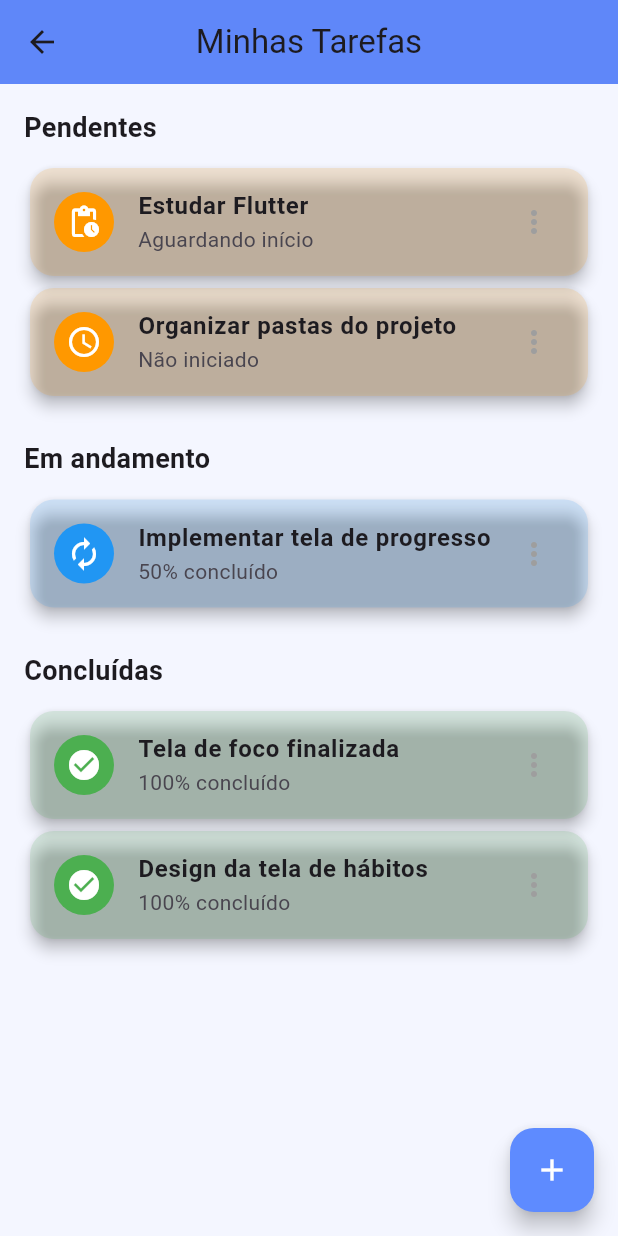
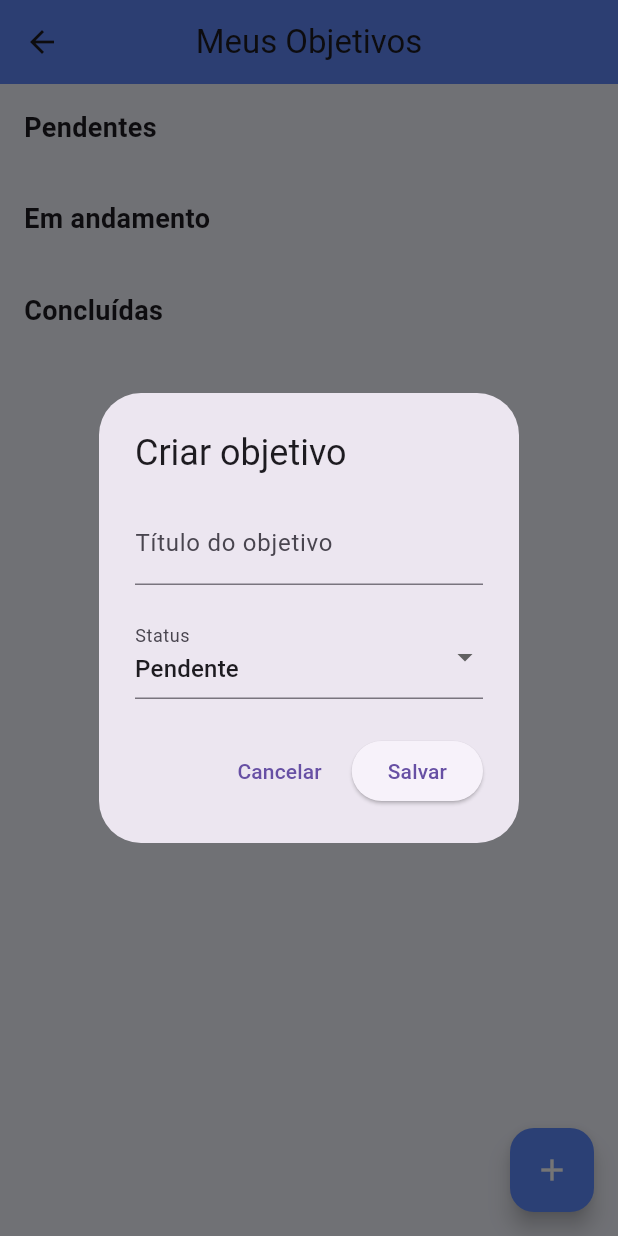
Before and after one commit to Felipinho1806/Trabalho-Mobile, a Flutter app: the TasksHome screen opened directly, after a tap on the "add" icon, on a phone screen of 412 x 824 dp. Run offline on Flutter 3.47's test engine with Material 3 defaults, Android fonts, the phone set to English and light mode, and no system bars; our stand-ins replace animate_do, google_fonts, percent_indicator, shelf, smooth_page_indicator; missing offline and left inert: dotenv, postgres, shelf_cors_headers, shelf_router.

Commit message:
adicionando tarefas longas

```diff
--- a/lib/modules/task/task_home.dart
+++ b/lib/modules/task/task_home.dart
@@ -10,6 +10,9 @@ class TasksHome extends StatefulWidget {
 class _TasksHomeState extends State<TasksHome> with TickerProviderStateMixin {
   late AnimationController _controller;
   late Animation<double> _animation;
+
+  // Lista das tarefas
+  final List<Map<String, dynamic>> tasks = [];
 
   @override
   void initState() {
@@ -30,7 +33,23 @@ class _TasksHomeState extends State<TasksHome> with TickerProviderStateMixin {
     super.dispose();
   }
 
-  Widget _buildTaskCard(String title, String status, Color color, IconData icon) {
+  void _addTask(String title, String status) {
+    setState(() {
+      tasks.add({
+        "title": title,
+        "status": status,
+      });
+    });
+  }
+
+  // Card de tarefa (AGORA COM MUDANÇA DE STATUS)
+  Widget _buildTaskCard(
+    String title,
+    String status,
+    Color color,
+    IconData icon,
+    Function(String) statusCallback,
+  ) {
     return FadeTransition(
       opacity: _animation,
       child: ScaleTransition(
@@ -48,19 +67,81 @@ class _TasksHomeState extends State<TasksHome> with TickerProviderStateMixin {
             ),
             title: Text(title, style: const TextStyle(fontWeight: FontWeight.bold)),
             subtitle: Text(status),
-            trailing: const Icon(Icons.more_vert, color: Colors.grey),
+            trailing: PopupMenuButton<String>(
+              onSelected: (newStatus) => statusCallback(newStatus),
+              itemBuilder: (context) => const [
+                PopupMenuItem(value: "Pendente", child: Text("Mover para Pendentes")),
+                PopupMenuItem(value: "Em andamento", child: Text("Mover para Em Andamento")),
+                PopupMenuItem(value: "Concluída", child: Text("Mover para Concluída")),
+              ],
+            ),
           ),
         ),
       ),
     );
   }
 
+  // Modal para criar tarefa
+  void _showAddTaskDialog() {
+    final TextEditingController titleController = TextEditingController();
+    String selectedStatus = "Pendente";
+
+    showDialog(
+      context: context,
+      builder: (context) {
+        return AlertDialog(
+          title: const Text("Criar objetivo"),
+          content: Column(
+            mainAxisSize: MainAxisSize.min,
+            children: [
+              TextField(
+                controller: titleController,
+                decoration: const InputDecoration(labelText: "Título do objetivo"),
+              ),
+              const SizedBox(height: 20),
+              DropdownButtonFormField<String>(
+                value: selectedStatus,
+                decoration: const InputDecoration(labelText: "Status"),
+                items: const [
+                  DropdownMenuItem(value: "Pendente", child: Text("Pendente")),
+                  DropdownMenuItem(value: "Em andamento", child: Text("Em andamento")),
+                  DropdownMenuItem(value: "Concluída", child: Text("Concluída")),
+                ],
+                onChanged: (value) => selectedStatus = value!,
+              ),
+            ],
+          ),
+          actions: [
+            TextButton(
+              onPressed: () => Navigator.pop(context),
+              child: const Text("Cancelar"),
+            ),
+            ElevatedButton(
+              onPressed: () {
+                if (titleController.text.isNotEmpty) {
+                  _addTask(titleController.text, selectedStatus);
+                  Navigator.pop(context);
+                }
+              },
+              child: const Text("Salvar"),
+            ),
+          ],
+        );
+      },
+    );
+  }
+
   @override
   Widget build(BuildContext context) {
+    // Filtra categorias
+    final pendentes = tasks.where((t) => t["status"] == "Pendente").toList();
+    final andamento = tasks.where((t) => t["status"] == "Em andamento").toList();
+    final concluidas = tasks.where((t) => t["status"] == "Concluída").toList();
+
     return Scaffold(
       backgroundColor: const Color(0xFFF4F6FF),
       appBar: AppBar(
-        title: const Text("Minhas Tarefas"),
+        title: const Text("Meus Objetivos"),
         backgroundColor: const Color(0xFF5E8BFF),
         centerTitle: true,
         elevation: 2,
@@ -71,41 +152,73 @@ class _TasksHomeState extends State<TasksHome> with TickerProviderStateMixin {
           padding: const EdgeInsets.all(16.0),
           child: ListView(
             children: [
-              const Text(
-                "Pendentes",
-                style: TextStyle(fontSize: 18, fontWeight: FontWeight.bold),
-              ),
+              // ------------------------
+              // PENDENTES
+              // ------------------------
+              const Text("Pendentes", style: TextStyle(fontSize: 18, fontWeight: FontWeight.bold)),
               const SizedBox(height: 10),
-              _buildTaskCard("Estudar Flutter", "Aguardando início", Colors.orange, Icons.pending_actions),
-              _buildTaskCard("Organizar pastas do projeto", "Não iniciado", Colors.orange, Icons.watch_later_outlined),
+
+              ...pendentes.map((t) => _buildTaskCard(
+                    t["title"],
+                    t["status"],
+                    Colors.orange,
+                    Icons.pending_actions,
+                    (newStatus) {
+                      setState(() {
+                        t["status"] = newStatus;
+                      });
+                    },
+                  )),
 
               const SizedBox(height: 25),
-              const Text(
-                "Em andamento",
-                style: TextStyle(fontSize: 18, fontWeight: FontWeight.bold),
-              ),
+
+              // ------------------------
+              // EM ANDAMENTO
+              // ------------------------
+              const Text("Em andamento", style: TextStyle(fontSize: 18, fontWeight: FontWeight.bold)),
               const SizedBox(height: 10),
-              _buildTaskCard("Implementar tela de progresso", "50% concluído", Colors.blue, Icons.autorenew),
+
+              ...andamento.map((t) => _buildTaskCard(
+                    t["title"],
+                    t["status"],
+                    Colors.blue,
+                    Icons.autorenew,
+                    (newStatus) {
+                      setState(() {
+                        t["status"] = newStatus;
+                      });
+                    },
+                  )),
 
               const SizedBox(height: 25),
-              const Text(
-                "Concluídas",
-                style: TextStyle(fontSize: 18, fontWeight: FontWeight.bold),
-              ),
+
+              // ------------------------
+              // CONCLUÍDAS
+              // ------------------------
+              const Text("Concluídas", style: TextStyle(fontSize: 18, fontWeight: FontWeight.bold)),
               const SizedBox(height: 10),
-              _buildTaskCard("Tela de foco finalizada", "100% concluído", Colors.green, Icons.check_circle),
-              _buildTaskCard("Design da tela de hábitos", "100% concluído", Colors.green, Icons.check_circle),
+
+              ...concluidas.map((t) => _buildTaskCard(
+                    t["title"],
+                    t["status"],
+                    Colors.green,
+                    Icons.check_circle,
+                    (newStatus) {
+                      setState(() {
+                        t["status"] = newStatus;
+                      });
+                    },
+                  )),
             ],
           ),
         ),
       ),
+
       floatingActionButton: FadeTransition(
         opacity: _animation,
         child: FloatingActionButton(
           backgroundColor: const Color(0xFF5E8BFF),
-          onPressed: () {
-            // Futuramente: abrir tela de criação de tarefas
-          },
+          onPressed: _showAddTaskDialog,
           child: const Icon(Icons.add, color: Colors.white),
         ),
       ),
```
